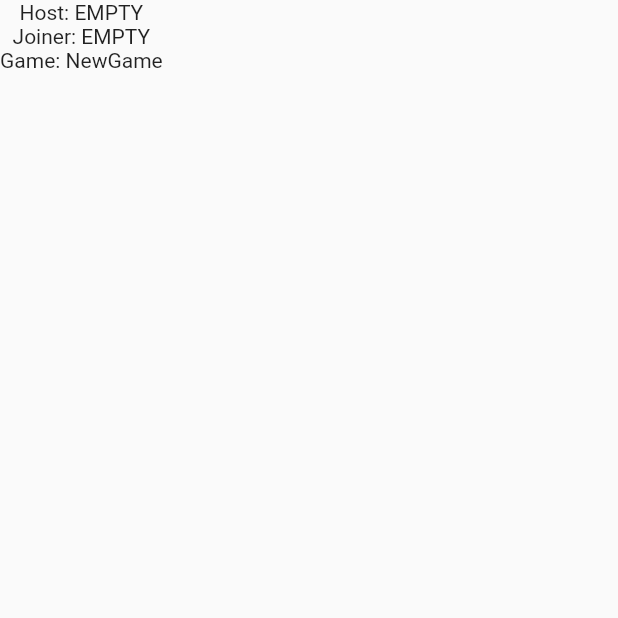
After one commit to canto-hackers/canto_cards_game, a Flutter app: the GameScreen screen opened by its route, on a phone screen of 412 x 824 dp, the top half of it. The commit adds this screen. Run offline on Flutter 3.47's test engine with Material 2 defaults, Android fonts, the light colour scheme and no system bars; our stand-ins replace get, supabase_flutter; accounts and stored records are empty; statements that could not run were skipped.

Commit message:
Players are able to start the game

```diff
--- a/lib/db/db_ops.dart
+++ b/lib/db/db_ops.dart
@@ -1,4 +1,3 @@
-import 'dart:convert';
 
 import 'package:canto_cards_game/game/game_model.dart';
 import 'package:canto_cards_game/player/player_model.dart';
@@ -8,7 +7,7 @@ class DbOps {
   final supabase = Supabase.instance.client;
 
   Future<List<Game>> getNewGames() async {
-    final List<dynamic> data = await supabase.from('games').select('*').match({'isNewGame': true});
+    final List<dynamic> data = await supabase.from('games').select('*').match({'status': 'new'});
     if (data.isEmpty) {
       // handle empty data
       return [];
--- /dev/null
+++ b/lib/game/game_controller.dart
@@ -0,0 +1,17 @@
+import 'package:canto_cards_game/game/game_model.dart';
+import 'package:canto_cards_game/player/player_model.dart';
+import 'package:get/get.dart';
+
+class GameController extends GetxController {
+  Rx<Game> game = Game.empty().obs;
+  Rx<Player> host = Player.empty().obs;
+  Rx<Player> joiner = Player.empty().obs;
+
+  @override
+  void onInit() {
+    super.onInit();
+    game.value = Get.arguments['game'];
+    host.value = Get.arguments['host'] ?? host.value;
+    joiner.value = Get.arguments['joiner'] ?? joiner.value;
+  }
+}
--- a/lib/game/game_lobby_controller.dart
+++ b/lib/game/game_lobby_controller.dart
@@ -50,7 +50,7 @@ class GameLobbyController extends GetxController {
 
     hostedGame.joinerId = joiner.id;
     hostedGame.players = 2;
-    hostedGame.isNewGame = false;
+    hostedGame.status = "ready_to_start";
 
     Game gameInProgress = await db.updateGame(hostedGame);
 
--- a/lib/game/game_model.dart
+++ b/lib/game/game_model.dart
@@ -5,10 +5,10 @@ class Game {
   late int players;
   final int? hostId;
   late int? joinerId;
-  late bool isNewGame;
+  late String status;
   final int? winnerId;
 
-  Game(this.id, this.timestamp, this.name, this.players, this.hostId, this.joinerId, this.isNewGame, this.winnerId);
+  Game(this.id, this.timestamp, this.name, this.players, this.hostId, this.joinerId, this.status, this.winnerId);
 
   Game.empty({this.id = 0, this.name = "NewGame", this.hostId = 0, this.winnerId = 0});
 
@@ -20,7 +20,7 @@ class Game {
         hostId = json['hostId'],
         joinerId = json['joinerId'],
         winnerId = json['winnerId'],
-        isNewGame = json['isNewGame'];
+        status = json['status'];
 
   Map<String, dynamic> toJson() => {
         'id': id,
@@ -30,6 +30,6 @@ class Game {
         'hostId': hostId,
         'joinerId': joinerId,
         'winnerId': winnerId,
-        'isNewGame': isNewGame,
+        'status': status,
       };
 }
--- a/lib/game/game_preview_controller.dart
+++ b/lib/game/game_preview_controller.dart
@@ -1,6 +1,7 @@
 import 'package:canto_cards_game/db/db_ops.dart';
 import 'package:canto_cards_game/game/game_model.dart';
 import 'package:canto_cards_game/player/player_model.dart';
+import 'package:canto_cards_game/routes.dart';
 import 'package:get/get.dart';
 import 'package:supabase_flutter/supabase_flutter.dart';
 
@@ -8,6 +9,7 @@ class GamePreviewController extends GetxController {
   Rx<Game> game = Game.empty().obs;
   Rx<Player> host = Player.empty().obs;
   Rx<Player> joiner = Player.empty().obs;
+  RxBool isStarting = false.obs;
   DbOps db = Get.find<DbOps>();
   var channel;
 
@@ -27,7 +29,22 @@ class GamePreviewController extends GetxController {
           filter: 'id=eq.${game.value.id}',
         ), (payload, [ref]) async {
       print('Change received: ${payload.toString()}');
-      joiner.value = await db.getPlayer(payload["new"]["joinerId"]);
+      var newGame = payload["new"];
+      var joinerId = newGame["joinerId"];
+
+      if (joinerId != null) {
+        joiner.value = await db.getPlayer(joinerId);
+      }
+      if (newGame["status"] == 'starting') {
+        Get.offAndToNamed(
+          Routes.game,
+          arguments: {
+            'game': game.value,
+            'host': host.value,
+            'joiner': joiner.value,
+          },
+        );
+      }
     });
     channel.subscribe();
   }
@@ -39,4 +56,9 @@ class GamePreviewController extends GetxController {
     joiner.close();
     await db.supabase.removeChannel(channel);
   }
+
+  void startGame() {
+    game.value.status = "starting";
+    db.updateGame(game.value);
+  }
 }
--- a/lib/game/game_preview_screen.dart
+++ b/lib/game/game_preview_screen.dart
@@ -1,4 +1,5 @@
 import 'package:canto_cards_game/game/game_preview_controller.dart';
+import 'package:canto_cards_game/routes.dart';
 import 'package:flutter/material.dart';
 import 'package:get/get.dart';
 
@@ -52,7 +53,9 @@ class GamePreviewScreen extends GetView<GamePreviewController> {
             height: 50,
           ),
           ElevatedButton(
-            onPressed: () {},
+            onPressed: () {
+              controller.startGame();
+            },
             child: Text(
               "START GAME",
               style: TextStyle(fontSize: 30),
--- /dev/null
+++ b/lib/game/game_screen.dart
@@ -0,0 +1,22 @@
+import 'package:canto_cards_game/game/game_controller.dart';
+import 'package:flutter/material.dart';
+import 'package:get/get.dart';
+
+class GameScreen extends GetView<GameController> {
+  const GameScreen({super.key});
+
+  @override
+  Widget build(BuildContext context) {
+    return Scaffold(
+      body: Obx(() {
+        return Column(
+          children: [
+            Text("Host: ${controller.host.value.name}"),
+            Text("Joiner: ${controller.joiner.value.name}"),
+            Text("Game: ${controller.game.value.name}"),
+          ],
+        );
+      }),
+    );
+  }
+}
--- a/lib/get_bindings.dart
+++ b/lib/get_bindings.dart
@@ -1,4 +1,5 @@
 import 'package:canto_cards_game/db/db_ops.dart';
+import 'package:canto_cards_game/game/game_controller.dart';
 import 'package:canto_cards_game/game/game_lobby_controller.dart';
 import 'package:canto_cards_game/home/home_controller.dart';
 import 'package:get/get.dart';
@@ -11,5 +12,6 @@ class GetBindings {
     Get.lazyPut(() => HomeController());
     Get.lazyPut(() => GameLobbyController());
     Get.lazyPut(() => GamePreviewController());
+    Get.lazyPut(() => GameController());
   }
 }
--- a/lib/routes.dart
+++ b/lib/routes.dart
@@ -1,5 +1,6 @@
 import 'package:canto_cards_game/game/game_lobby_screen.dart';
 import 'package:canto_cards_game/game/game_preview_screen.dart';
+import 'package:canto_cards_game/game/game_screen.dart';
 import 'package:canto_cards_game/home/home_screen.dart';
 import 'package:get/get.dart';
 
@@ -7,10 +8,12 @@ class Routes {
   static const String initial = '/home';
   static const String gameLobby = '/lobby';
   static const String gamePreview = '/preview';
+  static const String game = '/game';
 
   static List<GetPage> routes = [
     GetPage(name: initial, page: () => HomeScreen()),
     GetPage(name: gameLobby, page: () => GameLobbyScreen()),
     GetPage(name: gamePreview, page: () => GamePreviewScreen()),
+    GetPage(name: game, page: () => GameScreen()),
   ];
 }
```
